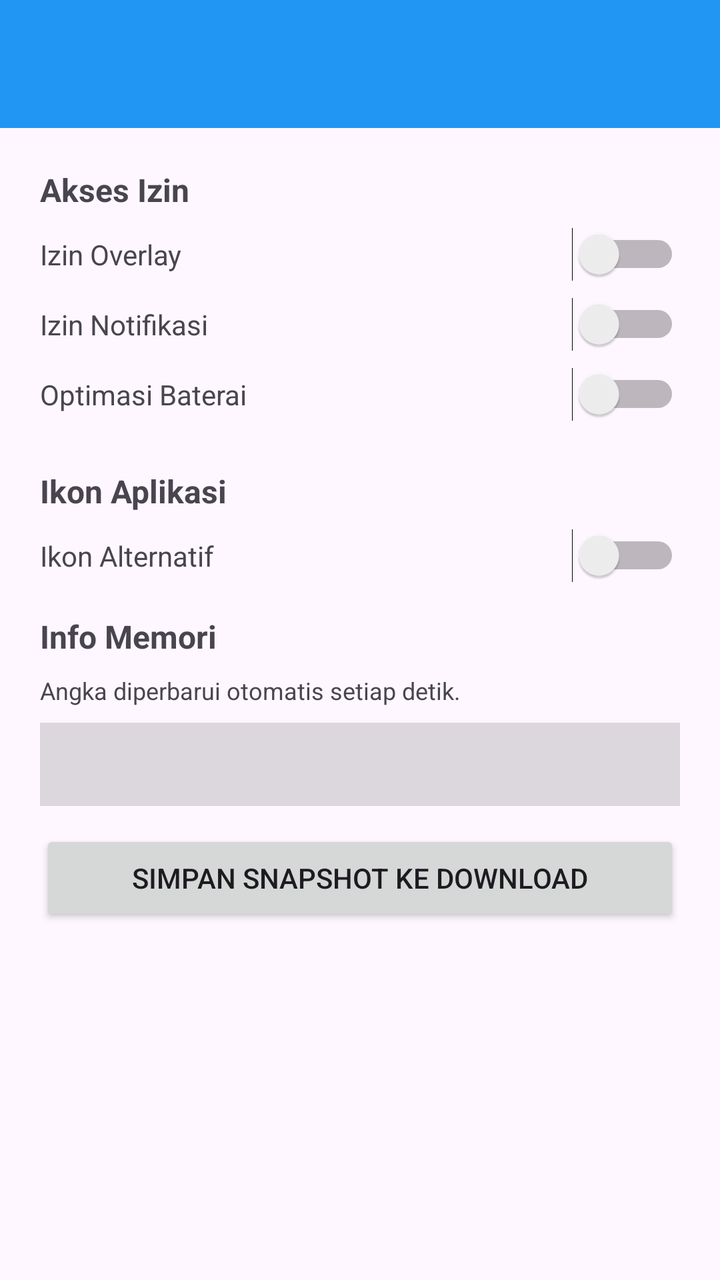
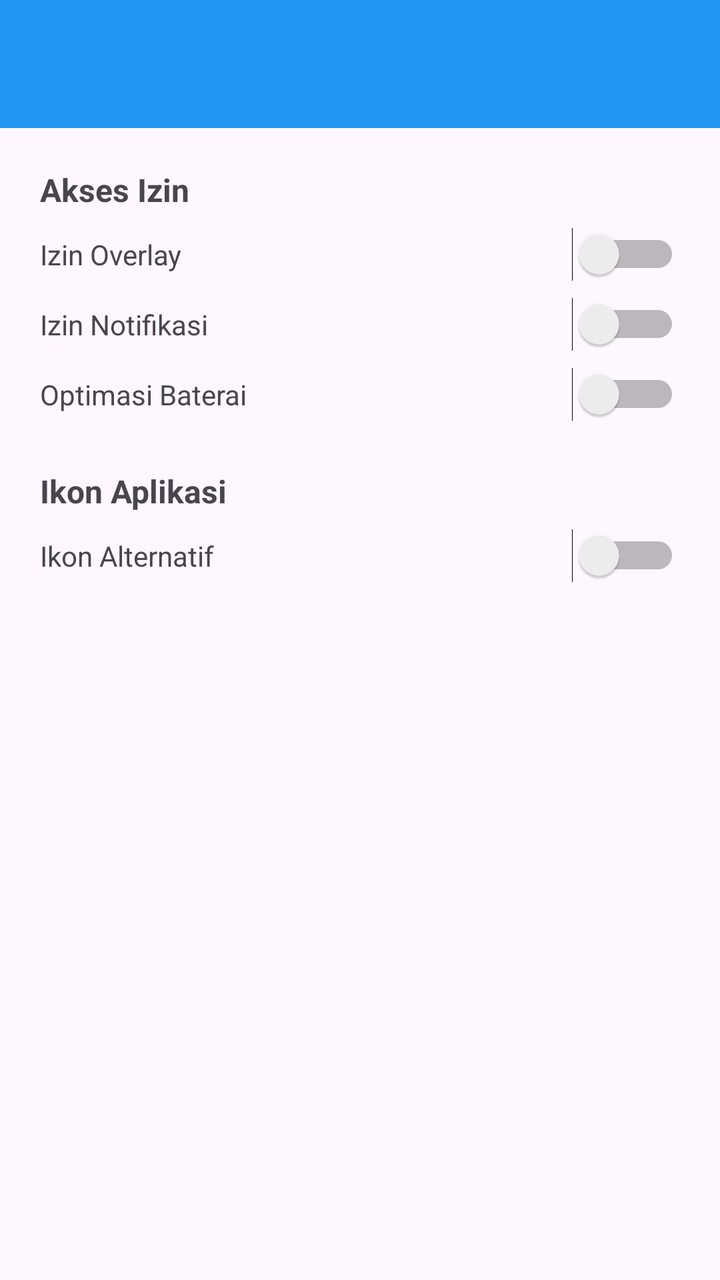

Compare the two renders of this Android layout. The source of the first and the diff that turns it into the second are given below.
<!-- AndroidManifest.xml: application theme Theme.Material3.DayNight.NoActionBar -->
<!-- res/layout/activity_settings.xml -->
<?xml version="1.0" encoding="utf-8"?>
<LinearLayout
    xmlns:android="http://schemas.android.com/apk/res/android"
    android:orientation="vertical"
    android:layout_width="match_parent"
    android:layout_height="match_parent">

    <androidx.appcompat.widget.Toolbar
        android:id="@+id/toolbar"
        android:layout_width="match_parent"
        android:layout_height="?attr/actionBarSize"
        android:background="#2196F3"
        android:title="Konfigurasi"/>

    <ScrollView
        android:layout_width="match_parent"
        android:layout_height="0dp"
        android:layout_weight="1"
        android:overScrollMode="always"
        android:scrollbars="vertical"
        android:fillViewport="true">

    <LinearLayout
        android:orientation="vertical"
        android:layout_width="match_parent"
        android:layout_height="wrap_content"
        android:padding="20dp">

        <TextView
            android:text="Akses Izin"
            android:textSize="16sp"
            android:textStyle="bold"
            android:layout_width="match_parent"
            android:layout_height="wrap_content"
            android:layout_marginBottom="8dp"/>

        <LinearLayout
            android:orientation="horizontal"
            android:layout_width="match_parent"
            android:layout_height="wrap_content"
            android:gravity="center_vertical"
            android:layout_marginBottom="8dp">

            <TextView
                android:text="Izin Overlay"
                android:layout_width="0dp"
                android:layout_height="wrap_content"
                android:layout_weight="1"/>

            <Switch
                android:id="@+id/overlayPermissionSwitch"
                android:layout_width="wrap_content"
                android:layout_height="wrap_content"/>

        </LinearLayout>

        <LinearLayout
            android:orientation="horizontal"
            android:layout_width="match_parent"
            android:layout_height="wrap_content"
            android:gravity="center_vertical"
            android:layout_marginBottom="8dp">

            <TextView
                android:text="Izin Notifikasi"
                android:layout_width="0dp"
                android:layout_height="wrap_content"
                android:layout_weight="1"/>

            <Switch
                android:id="@+id/notificationPermissionSwitch"
                android:layout_width="wrap_content"
                android:layout_height="wrap_content"/>

        </LinearLayout>

        <LinearLayout
            android:orientation="horizontal"
            android:layout_width="match_parent"
            android:layout_height="wrap_content"
            android:gravity="center_vertical"
            android:layout_marginBottom="16dp">

            <TextView
                android:text="Optimasi Baterai"
                android:layout_width="0dp"
                android:layout_height="wrap_content"
                android:layout_weight="1"/>

            <Switch
                android:id="@+id/batteryPermissionSwitch"
                android:layout_width="wrap_content"
                android:layout_height="wrap_content"/>

        </LinearLayout>

        <TextView
            android:text="Ikon Aplikasi"
            android:textSize="16sp"
            android:textStyle="bold"
            android:layout_width="match_parent"
            android:layout_height="wrap_content"
            android:layout_marginBottom="8dp"
            android:layout_marginTop="8dp"/>

        <LinearLayout
            android:orientation="horizontal"
            android:layout_width="match_parent"
            android:layout_height="wrap_content"
            android:gravity="center_vertical"
            android:layout_marginBottom="8dp">

            <TextView
                android:text="Ikon Alternatif"
                android:layout_width="0dp"
                android:layout_height="wrap_content"
                android:layout_weight="1"/>

            <Switch
                android:id="@+id/iconSwitch"
                android:layout_width="wrap_content"
                android:layout_height="wrap_content"/>

        </LinearLayout>

        <TextView
            android:text="Info Memori"
            android:textSize="16sp"
            android:textStyle="bold"
            android:layout_width="match_parent"
            android:layout_height="wrap_content"
            android:layout_marginBottom="8dp"
            android:layout_marginTop="8dp"/>

        <TextView
            android:text="Angka diperbarui otomatis setiap detik."
            android:textSize="12sp"
            android:layout_width="match_parent"
            android:layout_height="wrap_content"
            android:layout_marginBottom="8dp"/>

        <TextView
            android:id="@+id/memoryInfoText"
            android:textSize="13sp"
            android:typeface="monospace"
            android:padding="12dp"
            android:background="#22000000"
            android:layout_width="match_parent"
            android:layout_height="wrap_content"
            android:layout_marginBottom="12dp"/>

        <Button
            android:id="@+id/memoryExportButton"
            android:text="Simpan Snapshot ke Download"
            android:layout_width="match_parent"
            android:layout_height="wrap_content"/>

    </LinearLayout>

    </ScrollView>

</LinearLayout>
<!-- resources referenced by this layout -->
<resources>

</resources>

<!-- the commit's change to res/layout/activity_settings.xml (unified diff, before → after) -->
@@ -123,38 +123,6 @@
 
         </LinearLayout>
 
-        <TextView
-            android:text="Info Memori"
-            android:textSize="16sp"
-            android:textStyle="bold"
-            android:layout_width="match_parent"
-            android:layout_height="wrap_content"
-            android:layout_marginBottom="8dp"
-            android:layout_marginTop="8dp"/>
-
-        <TextView
-            android:text="Angka diperbarui otomatis setiap detik."
-            android:textSize="12sp"
-            android:layout_width="match_parent"
-            android:layout_height="wrap_content"
-            android:layout_marginBottom="8dp"/>
-
-        <TextView
-            android:id="@+id/memoryInfoText"
-            android:textSize="13sp"
-            android:typeface="monospace"
-            android:padding="12dp"
-            android:background="#22000000"
-            android:layout_width="match_parent"
-            android:layout_height="wrap_content"
-            android:layout_marginBottom="12dp"/>
-
-        <Button
-            android:id="@+id/memoryExportButton"
-            android:text="Simpan Snapshot ke Download"
-            android:layout_width="match_parent"
-            android:layout_height="wrap_content"/>
-
     </LinearLayout>
 
     </ScrollView>
